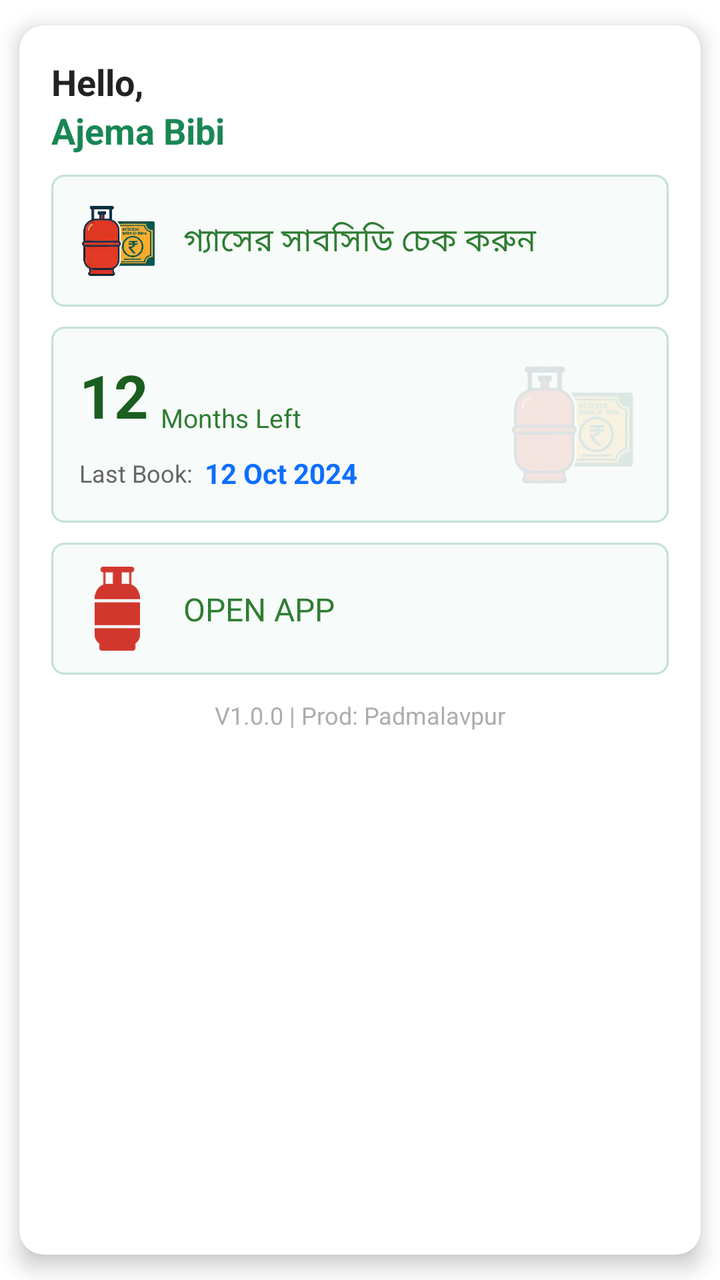
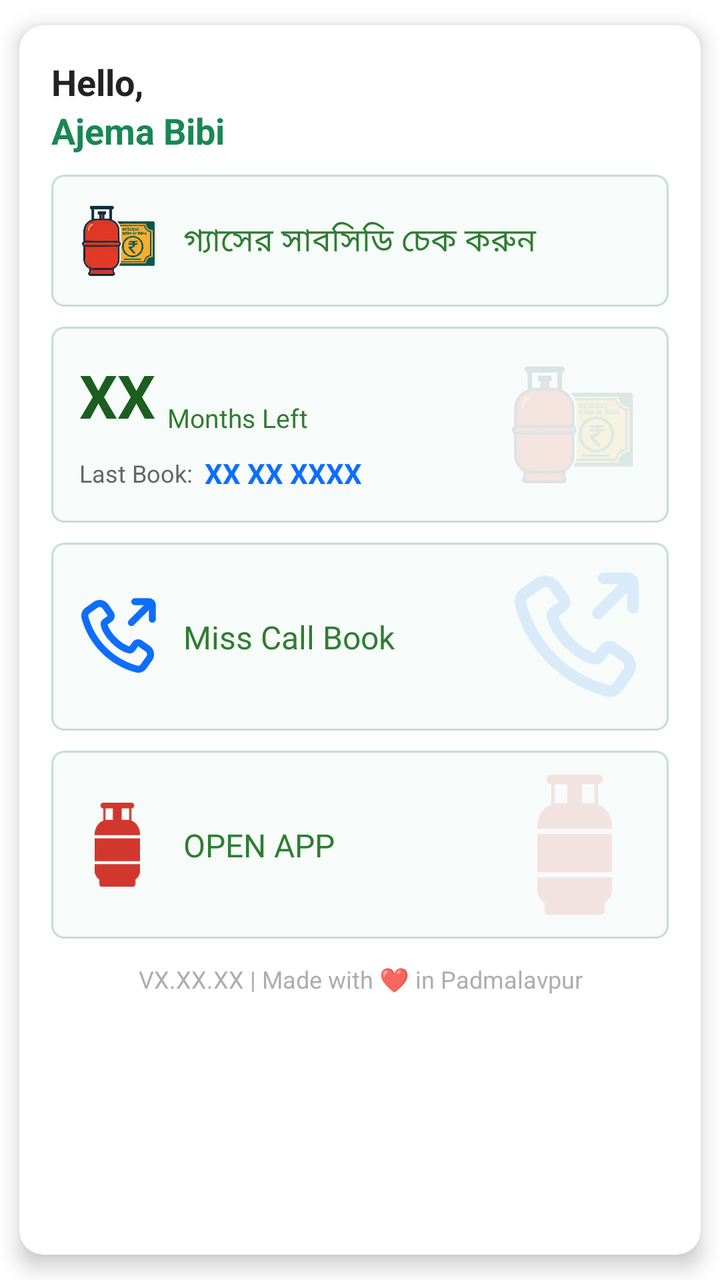

Compare the two renders of this Android layout. The source of the first and the diff that turns it into the second are given below.
<!-- AndroidManifest.xml: activity theme Transparent -->
<!-- res/layout/activity_floating_tile.xml -->
<?xml version="1.0" encoding="utf-8"?>
<androidx.cardview.widget.CardView
    xmlns:android="http://schemas.android.com/apk/res/android"
    xmlns:app="http://schemas.android.com/apk/res-auto"

    android:layout_width="350dp"
    android:layout_height="wrap_content"
    android:layout_gravity="center"
    android:layout_margin="20dp"
    app:cardCornerRadius="12dp"
    app:cardElevation="6dp"
    app:cardUseCompatPadding="true"
    app:cardBackgroundColor="@android:color/white">

    <LinearLayout
        android:layout_width="match_parent"
        android:layout_height="wrap_content"
        android:orientation="vertical"
        android:padding="16dp">

        <TextView
            android:id="@+id/tvHello"
            android:layout_width="wrap_content"
            android:layout_height="wrap_content"
            android:text="Hello, "
            android:textSize="18sp"
            android:textStyle="bold"
            android:textColor="#222"/>

        
        <TextView
            android:id="@+id/tvUserName"
            android:layout_width="wrap_content"
            android:layout_height="wrap_content"
            android:text="Ajema Bibi"
            android:textSize="18sp"
            android:textStyle="bold"
            android:textColor="@color/green"/>


        
        <androidx.constraintlayout.widget.ConstraintLayout
            android:id="@+id/noticeLayout"
            android:layout_width="match_parent"
            android:layout_height="wrap_content"
            android:layout_marginTop="12dp"
            android:layout_marginBottom="12dp"
            android:visibility="gone"
            android:foreground="@drawable/bg_alert_animated___notice"
            android:padding="12dp">

            <com.google.android.material.imageview.ShapeableImageView
                android:id="@+id/imgNotice"
                android:layout_width="0dp"
                android:layout_height="0dp"
                app:layout_constraintDimensionRatio="1:1"
                android:scaleType="centerCrop"
                android:visibility="visible"
                app:layout_constraintTop_toTopOf="parent"
                app:layout_constraintStart_toStartOf="parent"
                app:layout_constraintEnd_toEndOf="parent"
                app:shapeAppearance="@style/roundded_square_corner"/>

            

            <TextView
                android:id="@+id/tvNoticeTitle"
                android:layout_width="wrap_content"
                android:layout_height="wrap_content"
                android:layout_marginTop="8dp"
                android:text="Don't Panic, Don't Extra Book"
                android:textSize="15sp"
                android:textStyle="bold"
                android:textColor="@color/black"
                android:textAlignment="center"
                app:layout_constraintTop_toBottomOf="@id/imgNotice"
                app:layout_constraintStart_toStartOf="parent"
                app:layout_constraintEnd_toEndOf="parent"/>

            <TextView
                android:id="@+id/tvNoticeDesc"
                android:layout_width="0dp"
                android:layout_height="wrap_content"
                android:layout_marginTop="6dp"
                android:text="প্যানিক হবেন না..."
                android:fontFamily="@font/li_sohid_unicode"
                android:textSize="14sp"
                android:textColor="@color/red"
                android:textAlignment="center"
                app:layout_constraintTop_toBottomOf="@id/tvNoticeTitle"
                app:layout_constraintStart_toStartOf="parent"
                app:layout_constraintEnd_toEndOf="parent"
                app:layout_constraintBottom_toBottomOf="parent"/>

        </androidx.constraintlayout.widget.ConstraintLayout>

        
        <androidx.constraintlayout.widget.ConstraintLayout
            android:id="@+id/layoutSubsidyCheck"
            android:layout_width="match_parent"
            android:layout_height="wrap_content"
            android:layout_marginTop="10dp"
            android:enabled="true"

            android:clickable="true"
            android:focusable="true"
            android:background="@drawable/rounded_border_selectable_item"
            android:padding="12dp">

            <ImageView
                android:id="@+id/img_lpg_subsidy"
                android:layout_width="42dp"
                android:layout_height="42dp"
                android:src="@drawable/lpg_subsidy_img"
                app:layout_constraintStart_toStartOf="parent"
                app:layout_constraintTop_toTopOf="parent"
                app:layout_constraintBottom_toBottomOf="parent"/>

            <TextView
                android:id="@+id/tvActionText"
                android:layout_width="0dp"
                android:layout_height="wrap_content"
                android:layout_marginStart="12dp"
                android:text="গ্যাসের সাবসিডি চেক করুন"
                android:fontFamily="@font/li_sohid_unicode"
                android:textSize="16sp"
                android:textColor="#2E7D32"
                app:layout_constraintStart_toEndOf="@id/img_lpg_subsidy"
                app:layout_constraintEnd_toEndOf="parent"
                app:layout_constraintTop_toTopOf="@id/img_lpg_subsidy"
                app:layout_constraintBottom_toBottomOf="@id/img_lpg_subsidy"/>

        </androidx.constraintlayout.widget.ConstraintLayout>

        
        <androidx.constraintlayout.widget.ConstraintLayout
            android:layout_width="match_parent"
            android:layout_height="wrap_content"
            android:layout_marginTop="10dp"
            android:background="@drawable/rounded_green_background"
            android:padding="14dp">

            
            <ImageView
                android:id="@+id/bgIcon"
                android:clickable="true"
                android:focusable="true"
                android:layout_width="70dp"
                android:layout_height="70dp"
                android:src="@drawable/lpg_subsidy_img"
                android:alpha="0.12"
                app:layout_constraintEnd_toEndOf="parent"
                app:layout_constraintBottom_toBottomOf="parent"/>

            
            <TextView
                android:id="@+id/tvRemainingValue"
                android:layout_width="wrap_content"
                android:layout_height="wrap_content"
                android:text="12"
                android:textSize="30sp"
                android:textStyle="bold"
                android:textColor="#1B5E20"
                app:layout_constraintTop_toTopOf="parent"
                app:layout_constraintStart_toStartOf="parent"/>

            
            <TextView
                android:id="@+id/tvRemainingUnit"
                android:layout_width="wrap_content"
                android:layout_height="wrap_content"
                android:text="Months Left"
                android:textSize="13sp"
                android:textColor="#2E7D32"
                android:layout_marginStart="6dp"
                app:layout_constraintStart_toEndOf="@id/tvRemainingValue"
                app:layout_constraintBottom_toBottomOf="@id/tvRemainingValue"/>

            

            
            <TextView
                android:id="@+id/tvLastLabel"
                android:layout_width="wrap_content"
                android:layout_height="wrap_content"
                android:text="Last Book:"
                android:textSize="12sp"
                android:textColor="#666"
                android:layout_marginTop="8dp"
                app:layout_constraintStart_toStartOf="parent"
                app:layout_constraintTop_toBottomOf="@id/tvRemainingValue"
                app:layout_constraintBottom_toBottomOf="parent"/>

            <TextView
                android:id="@+id/tvLastBook"
                android:layout_width="0dp"
                android:layout_height="wrap_content"
                android:text="12 Oct 2024"
                android:textSize="14sp"
                android:textStyle="bold"
                android:textColor="@color/blue"
                android:layout_marginStart="6dp"
                app:layout_constraintStart_toEndOf="@id/tvLastLabel"
                app:layout_constraintEnd_toEndOf="parent"
                app:layout_constraintTop_toTopOf="@id/tvLastLabel"
                app:layout_constraintBottom_toBottomOf="@id/tvLastLabel"/>

        </androidx.constraintlayout.widget.ConstraintLayout>

        <androidx.constraintlayout.widget.ConstraintLayout
            android:id="@+id/layoutOpenApp"
            android:layout_width="match_parent"
            android:layout_height="wrap_content"
            android:layout_marginTop="10dp"
            android:enabled="true"
            android:clickable="true"
            android:focusable="true"
            android:background="@drawable/rounded_border_selectable_item"
            android:padding="12dp">

            <ImageView
                android:id="@+id/openAppIMG"
                android:layout_width="42dp"
                android:layout_height="42dp"
                android:src="@drawable/gas_cylinder_icon"
                app:layout_constraintStart_toStartOf="parent"
                app:layout_constraintTop_toTopOf="parent"
                app:layout_constraintBottom_toBottomOf="parent"/>

            <TextView
                android:id="@+id/tvOpenApp"
                android:layout_width="0dp"
                android:layout_height="wrap_content"
                android:layout_marginStart="12dp"
                android:text="OPEN APP"
                android:fontFamily="@font/li_sohid_unicode"
                android:textSize="16sp"
                android:textColor="#2E7D32"
                app:layout_constraintStart_toEndOf="@id/openAppIMG"
                app:layout_constraintEnd_toEndOf="parent"
                app:layout_constraintTop_toTopOf="@id/openAppIMG"
                app:layout_constraintBottom_toBottomOf="@id/openAppIMG"/>

        </androidx.constraintlayout.widget.ConstraintLayout>

        <TextView
            android:id="@+id/tvVersion"
            android:layout_width="match_parent"
            android:layout_height="wrap_content"
            android:layout_marginTop="12dp"
            android:text="V1.0.0 | Prod: Padmalavpur"
            android:textSize="12sp"
            android:textColor="#999"
            android:gravity="center"
            android:alpha="0.8"/>


    </LinearLayout>


</androidx.cardview.widget.CardView>
<!-- resources referenced by this layout -->
<resources>
  <color name="black">#FF000000</color>
  <color name="blue">#0d6efd</color>
  <color name="green">#198754</color>
  <color name="red">#dc3545</color>
  <!-- drawable bg_alert_animated___notice (drawable) -->
  <shape xmlns:android="http://schemas.android.com/apk/res/android">
      <stroke
          android:width="3dp"
          android:color="#FF0000"
          android:dashWidth="10dp"
          android:dashGap="6dp"/>
      <corners android:radius="12dp"/>
  </shape>
  <!-- drawable rounded_border_selectable_item (drawable) -->
  <?xml version="1.0" encoding="utf-8"?>
  <layer-list xmlns:android="http://schemas.android.com/apk/res/android">
      
      <item android:drawable="?android:attr/selectableItemBackground" />
  
      
      <item
          android:drawable="@drawable/rounded_green_background"
          android:right="0dp"
          android:left="0dp"
          android:top="0dp"
          android:bottom="0dp" />
  </layer-list>
  <!-- drawable rounded_green_background (drawable) -->
  <shape xmlns:android="http://schemas.android.com/apk/res/android">
      <solid android:color="#08198754" /> 
  
      <item android:drawable="?android:attr/selectableItemBackground" />
  
      <stroke
          android:width="1dp"
          android:color="#40198754" /> 
      <corners android:radius="6dp" /> 
  </shape>
  <style name="roundded_square_corner">
          <item name="cornerFamily">rounded</item>
          <item name="cornerSize">3%</item>
      </style>
  <style name="Transparent" parent="Theme.AppCompat.Light.NoActionBar">
          <item name="android:windowIsTranslucent">true</item>
          <item name="android:windowBackground">@android:color/transparent</item>
          <item name="android:windowContentOverlay">@null</item>
          <item name="android:windowFrame">@null</item>
          <item name="android:windowNoTitle">true</item>
          <item name="android:windowFullscreen">true</item>
          <item name="android:windowIsFloating">true</item>
          <item name="android:backgroundDimEnabled">true</item>
      </style>
  <!-- unchanged entries left out for length: 2 -->
</resources>

<!-- the commit's change to res/layout/activity_floating_tile.xml (unified diff, before → after) -->
@@ -143,8 +143,7 @@
             
             <ImageView
                 android:id="@+id/bgIcon"
-                android:clickable="true"
-                android:focusable="true"
+   
                 android:layout_width="70dp"
                 android:layout_height="70dp"
                 android:src="@drawable/lpg_subsidy_img"
@@ -157,7 +156,7 @@
                 android:id="@+id/tvRemainingValue"
                 android:layout_width="wrap_content"
                 android:layout_height="wrap_content"
-                android:text="12"
+                android:text="XX"
                 android:textSize="30sp"
                 android:textStyle="bold"
                 android:textColor="#1B5E20"
@@ -195,7 +194,7 @@
                 android:id="@+id/tvLastBook"
                 android:layout_width="0dp"
                 android:layout_height="wrap_content"
-                android:text="12 Oct 2024"
+                android:text="XX XX XXXX"
                 android:textSize="14sp"
                 android:textStyle="bold"
                 android:textColor="@color/blue"
@@ -208,7 +207,7 @@
         </androidx.constraintlayout.widget.ConstraintLayout>
 
         <androidx.constraintlayout.widget.ConstraintLayout
-            android:id="@+id/layoutOpenApp"
+            android:id="@+id/layoutCallBook"
             android:layout_width="match_parent"
             android:layout_height="wrap_content"
             android:layout_marginTop="10dp"
@@ -219,6 +218,51 @@
             android:padding="12dp">
 
             <ImageView
+                android:id="@+id/missCallBook"
+                android:layout_width="42dp"
+                android:layout_height="42dp"
+                android:src="@drawable/call_outgoing"
+                app:layout_constraintStart_toStartOf="parent"
+                app:layout_constraintTop_toTopOf="parent"
+                app:layout_constraintBottom_toBottomOf="parent"/>
+
+            <TextView
+                android:id="@+id/tbBook"
+                android:layout_width="0dp"
+                android:layout_height="wrap_content"
+                android:layout_marginStart="12dp"
+                android:text="Miss Call Book"
+                android:fontFamily="@font/li_sohid_unicode"
+                android:textSize="16sp"
+                android:textColor="#2E7D32"
+                app:layout_constraintStart_toEndOf="@id/missCallBook"
+                app:layout_constraintEnd_toEndOf="parent"
+                app:layout_constraintTop_toTopOf="@id/missCallBook"
+                app:layout_constraintBottom_toBottomOf="@id/missCallBook"/>
+
+            <ImageView
+
+                android:layout_width="70dp"
+                android:layout_height="70dp"
+                android:src="@drawable/call_outgoing"
+                android:alpha="0.12"
+
+                app:layout_constraintEnd_toEndOf="parent"
+                app:layout_constraintBottom_toBottomOf="parent"/>
+
+        </androidx.constraintlayout.widget.ConstraintLayout>
+        <androidx.constraintlayout.widget.ConstraintLayout
+            android:id="@+id/layoutOpenApp"
+            android:layout_width="match_parent"
+            android:layout_height="wrap_content"
+            android:layout_marginTop="10dp"
+            android:enabled="true"
+            android:clickable="true"
+            android:focusable="true"
+            android:background="@drawable/rounded_border_selectable_item"
+            android:padding="12dp">
+
+            <ImageView
                 android:id="@+id/openAppIMG"
                 android:layout_width="42dp"
                 android:layout_height="42dp"
@@ -241,6 +285,15 @@
                 app:layout_constraintTop_toTopOf="@id/openAppIMG"
                 app:layout_constraintBottom_toBottomOf="@id/openAppIMG"/>
 
+            <ImageView
+
+                android:layout_width="70dp"
+                android:layout_height="70dp"
+                android:src="@drawable/gas_cylinder_icon"
+                android:alpha="0.12"
+                app:layout_constraintEnd_toEndOf="parent"
+                app:layout_constraintBottom_toBottomOf="parent"/>
+
         </androidx.constraintlayout.widget.ConstraintLayout>
 
         <TextView
@@ -248,7 +301,7 @@
             android:layout_width="match_parent"
             android:layout_height="wrap_content"
             android:layout_marginTop="12dp"
-            android:text="V1.0.0 | Prod: Padmalavpur"
+            android:text="VX.XX.XX | Made with ❤️ in Padmalavpur"
             android:textSize="12sp"
             android:textColor="#999"
             android:gravity="center"
<!-- resource entries referenced after the edit -->
@@ -13,6 +13,14 @@
           android:dashGap="6dp"/>
       <corners android:radius="12dp"/>
   </shape>
+  <!-- drawable call_outgoing (drawable) -->
+  <vector xmlns:android="http://schemas.android.com/apk/res/android" android:height="24dp" android:viewportHeight="24" android:viewportWidth="24" android:width="24dp">
+        
+      <path android:fillColor="#0d6efd" android:fillType="evenOdd" android:pathData="M17.354,22.232C15.334,21.726 11.199,20.299 7.45,16.55C3.701,12.801 2.274,8.666 1.768,6.646C1.477,5.485 2.001,4.364 2.889,3.73L5.217,2.067C6.579,1.094 8.474,1.424 9.427,2.801L10.893,4.918C11.515,5.817 11.301,7.048 10.411,7.684L9.242,8.519C9.419,9.195 9.969,10.585 11.692,12.308C13.415,14.031 14.805,14.581 15.481,14.758L16.316,13.589C16.952,12.699 18.184,12.485 19.082,13.107L21.199,14.573C22.576,15.526 22.906,17.421 21.933,18.783L20.27,21.111C19.636,22 18.515,22.523 17.354,22.232ZM8.864,15.136C12.273,18.545 16.036,19.84 17.841,20.292C18.104,20.358 18.423,20.256 18.643,19.949L20.306,17.621C20.63,17.167 20.52,16.535 20.061,16.217L17.944,14.751L17.048,16.006C16.682,16.518 16.005,16.92 15.216,16.75C14.232,16.538 12.413,15.857 10.278,13.722C8.143,11.587 7.462,9.768 7.25,8.784C7.08,7.995 7.482,7.318 7.994,6.952L9.249,6.056L7.783,3.939C7.465,3.48 6.834,3.37 6.379,3.694L4.051,5.358C3.744,5.577 3.642,5.896 3.708,6.159C4.16,7.964 5.455,11.727 8.864,15.136Z"/>
+        
+      <path android:fillColor="#0d6efd" android:pathData="M23,7C23,7.552 22.552,8 22,8C21.448,8 21,7.552 21,7V4.414L16.722,8.693C16.331,9.083 15.698,9.083 15.307,8.693C14.917,8.302 14.917,7.669 15.307,7.278L19.586,3L17,3C16.448,3 16,2.552 16,2C16,1.448 16.448,1 17,1L21,1C22.105,1 23,1.895 23,3V7Z"/>
+      
+  </vector>
   <!-- drawable rounded_border_selectable_item (drawable) -->
   <?xml version="1.0" encoding="utf-8"?>
   <layer-list xmlns:android="http://schemas.android.com/apk/res/android">
